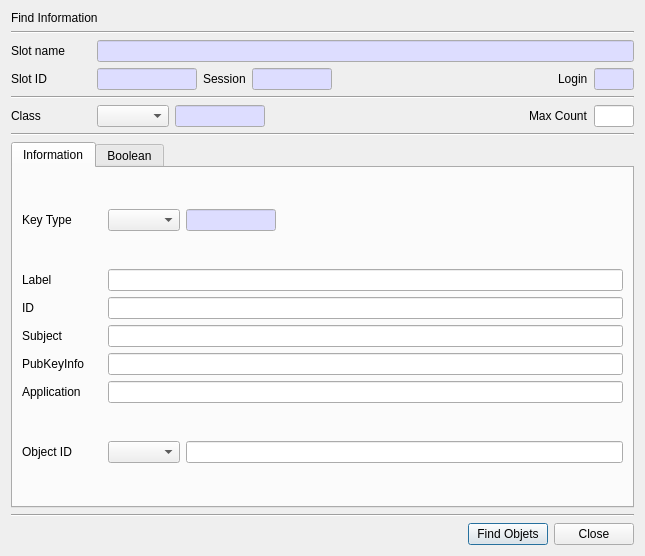
First picture: the form in CryptokiMan/find_object_dlg.ui, repository jykim74/CryptokiMan, before the edit.
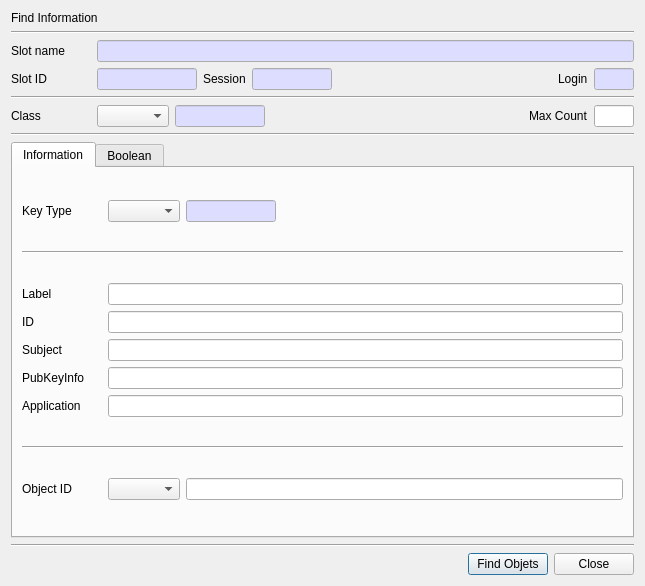
Second picture: the form after the edit.

Diff of the .ui file:
```diff
--- a/CryptokiMan/find_object_dlg.ui
+++ b/CryptokiMan/find_object_dlg.ui
@@ -7,7 +7,7 @@
     <x>0</x>
     <y>0</y>
     <width>645</width>
-    <height>556</height>
+    <height>586</height>
    </rect>
   </property>
   <property name="windowTitle">
@@ -454,6 +454,13 @@
          </item>
         </layout>
        </item>
+       <item>
+        <widget class="Line" name="line_2">
+         <property name="orientation">
+          <enum>Qt::Horizontal</enum>
+         </property>
+        </widget>
+       </item>
        <item>
         <layout class="QGridLayout" name="gridLayout_5">
          <item row="2" column="0">
@@ -514,6 +521,13 @@
          </item>
         </layout>
        </item>
+       <item>
+        <widget class="Line" name="line_6">
+         <property name="orientation">
+          <enum>Qt::Horizontal</enum>
+         </property>
+        </widget>
+       </item>
        <item>
         <layout class="QGridLayout" name="gridLayout_8">
          <property name="topMargin">
```
Left out of the diff: 13 changed lines with no effect on the pictures.
